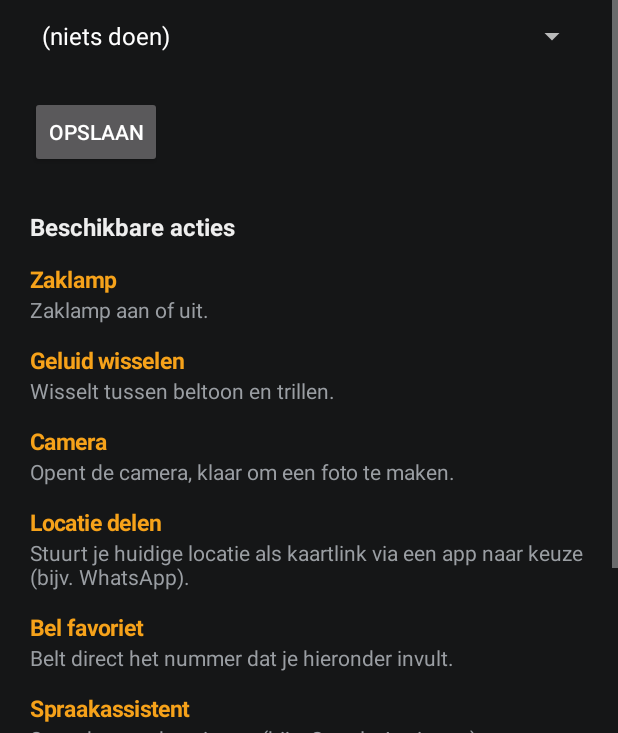
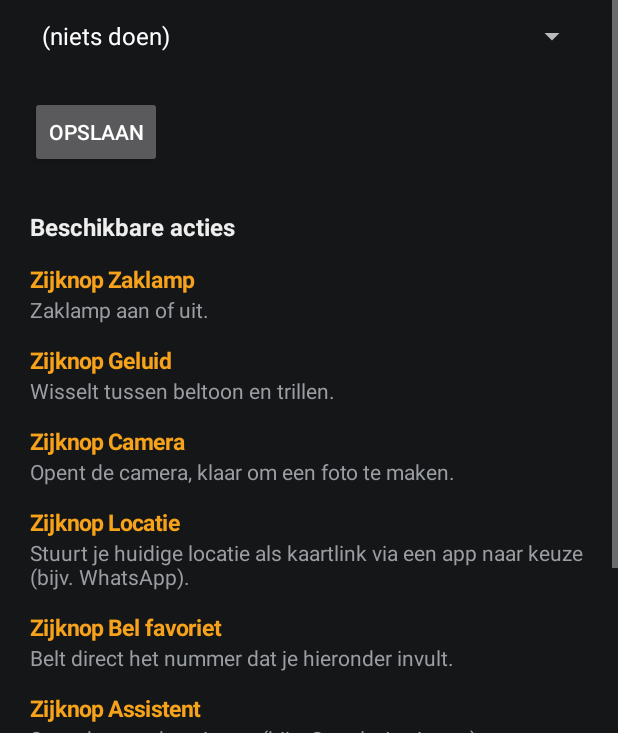
Before and after one commit to Jeroentjj/Walkietalkie, an Android app: the MainActivity screen opened directly, with no data from a screen before it, on a phone screen of 412 x 824 dp, the part 503-1236 px from its top. Run offline under Robolectric (Android 15) with nearby library versions, the phone set to English and light mode, and no system bars.

Commit message:
Zijknop actions share a name prefix so they sit together in the key's app list
Co-Authored-By: Claude Sonnet 5.5 <noreply@anthropic.com>
Claude-Session: https://claude.ai/code/session_01J89zpZeP27UAZjjoN6jXjo

```diff
--- a/sidekey/app/src/main/res/values/strings.xml
+++ b/sidekey/app/src/main/res/values/strings.xml
@@ -19,18 +19,18 @@
     <string name="my_location">Mijn locatie: %1$s</string>
     <string name="set_number">Vul eerst een favoriet nummer in</string>
     <string name="no_assistant">Geen spraakassistent gevonden</string>
-    <string name="act_torch">Zaklamp</string>
+    <string name="act_torch">Zijknop Zaklamp</string>
     <string name="desc_torch">Zaklamp aan of uit.</string>
-    <string name="act_sound">Geluid wisselen</string>
+    <string name="act_sound">Zijknop Geluid</string>
     <string name="desc_sound">Wisselt tussen beltoon en trillen.</string>
-    <string name="act_camera">Camera</string>
+    <string name="act_camera">Zijknop Camera</string>
     <string name="desc_camera">Opent de camera, klaar om een foto te maken.</string>
-    <string name="act_location">Locatie delen</string>
+    <string name="act_location">Zijknop Locatie</string>
     <string name="desc_location">Stuurt je huidige locatie als kaartlink via een app naar keuze (bijv. WhatsApp).</string>
-    <string name="act_call">Bel favoriet</string>
+    <string name="act_call">Zijknop Bel favoriet</string>
     <string name="desc_call">Belt direct het nummer dat je hieronder invult.</string>
-    <string name="act_assist">Spraakassistent</string>
+    <string name="act_assist">Zijknop Assistent</string>
     <string name="desc_assist">Start de spraakassistent (bijv. Google Assistent).</string>
-    <string name="act_smart">Slim (niet in WLKY)</string>
+    <string name="act_smart">Zijknop Slim</string>
     <string name="desc_smart">Doet niets als WLKY open is, anders start de app die je hieronder kiest. Handig voor “lang indrukken”: dan blijft PTT ingedrukt houden gewoon PTT.</string>
 </resources>
```
Also changed, not shown: 1 other file.
